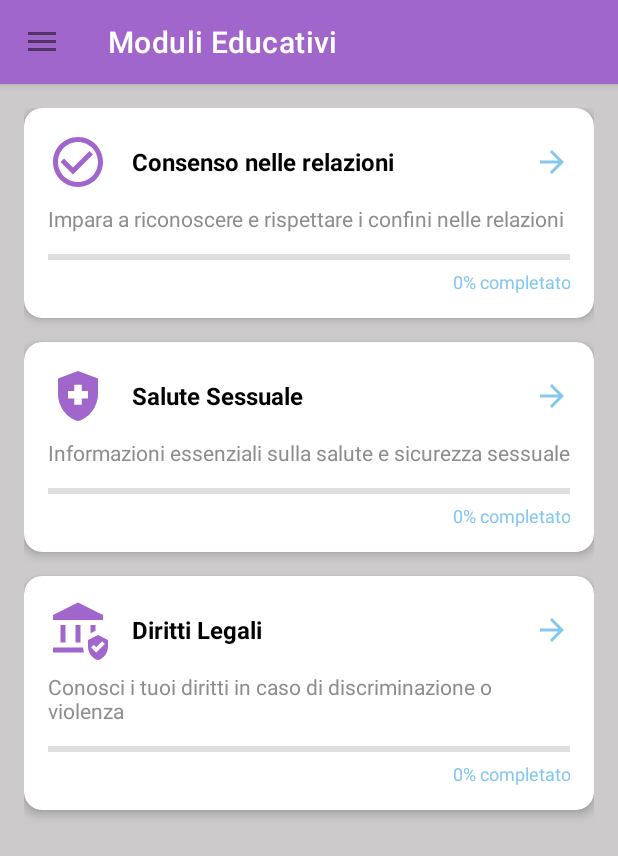
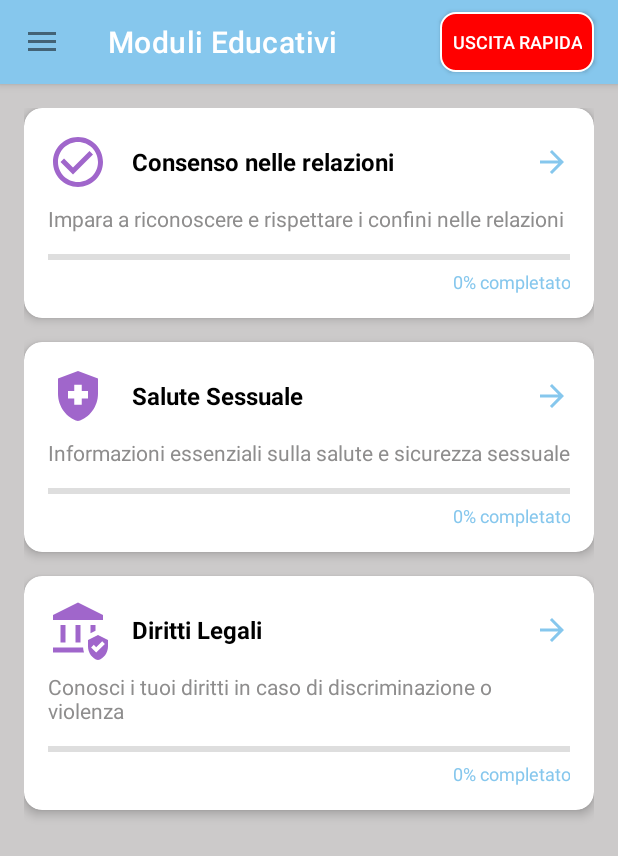
Before and after one commit to Valeferr/shieldus-app, an Android app: the screen it shows after launch (EducationActivity), in the side drawer, after a tap on "Educazione", on a phone screen of 412 x 824 dp. Shown: the top 856 px of the screen. Run offline under Robolectric (Android 15) with nearby library versions, the phone set to English and light mode, and no system bars.

Commit message:
add new toolbar with quick exit button to BaseActivity for all pages

```diff
--- a/app/src/main/java/com/example/shieldus/activities/BaseActivity.java
+++ b/app/src/main/java/com/example/shieldus/activities/BaseActivity.java
@@ -6,13 +6,14 @@ import androidx.appcompat.app.AlertDialog;
 import androidx.appcompat.app.AppCompatActivity;
 import androidx.core.view.GravityCompat;
 import androidx.drawerlayout.widget.DrawerLayout;
-
 import android.content.Intent;
+import android.net.Uri;
 import android.os.Bundle;
 import android.view.MenuItem;
 import android.view.View;
+import android.widget.Button;
 import android.widget.TextView;
-
+import android.widget.Toast;
 import com.example.shieldus.R;
 import com.google.android.material.appbar.MaterialToolbar;
 import com.google.android.material.navigation.NavigationView;
@@ -22,12 +23,12 @@ public abstract class BaseActivity extends AppCompatActivity implements Navigati
     protected DrawerLayout drawerLayout;
     protected NavigationView navigationView;
     protected MaterialToolbar toolbar;
+    protected Button btnExit;
     protected boolean isAnonymous;
 
     @Override
     protected void onCreate(Bundle savedInstanceState) {
         super.onCreate(savedInstanceState);
-
     }
 
     protected void setupNavigationDrawer() {
@@ -53,14 +54,43 @@ public abstract class BaseActivity extends AppCompatActivity implements Navigati
         }
 
         updateNavHeader();
+        setupQuickExitButton();
+    }
+
+    protected void setupQuickExitButton() {
+        btnExit = findViewById(R.id.btnExit);
+        if (btnExit != null) {
+            btnExit.setOnClickListener(v -> performQuickExit());
+        }
+    }
+
+    protected void performQuickExit() {
+        try {
+            String googleUrl = "https://www.google.com";
+            Intent browserIntent = new Intent(Intent.ACTION_VIEW, Uri.parse(googleUrl));
+
+            if (browserIntent.resolveActivity(getPackageManager()) != null) {
+                browserIntent.addFlags(Intent.FLAG_ACTIVITY_NEW_TASK | Intent.FLAG_ACTIVITY_CLEAR_TOP);
+                startActivity(browserIntent);
+
+                finishAffinity();
+                System.exit(0);
+            } else {
+                Toast.makeText(this, "Nessun browser disponibile, chiusura dell'app...", Toast.LENGTH_SHORT).show();
+                finishAffinity();
+                System.exit(0);
+            }
+        } catch (Exception e) {
+            finishAffinity();
+            System.exit(0);
+        }
     }
 
     protected void updateNavHeader() {
         View headerView = navigationView.getHeaderView(0);
         TextView textViewEmail = headerView.findViewById(R.id.textViewEmail);
 
-        // Qui puoi impostare l'email dell'utente loggato
-        // Esempio: textViewEmail.setText(user.getEmail());
+        //TODO: logica login
     }
 
     @Override
--- a/app/src/main/java/com/example/shieldus/activities/HomeActivity.java
+++ b/app/src/main/java/com/example/shieldus/activities/HomeActivity.java
@@ -1,25 +1,17 @@
 package com.example.shieldus.activities;
 
 import android.content.Intent;
-import android.net.Uri;
 import android.os.Bundle;
-import android.widget.Button;
 import android.widget.LinearLayout;
-import android.widget.Toast;
-
 import com.example.shieldus.R;
 
 public class HomeActivity extends BaseActivity {
-
     private LinearLayout btnEducation, btnMap, btnEmergency, btnChatbot;
-    private Button btnExit;
 
     @Override
     protected void onCreate(Bundle savedInstanceState) {
         super.onCreate(savedInstanceState);
         setContentView(R.layout.activity_home);
-
-        // Setup navigation drawer
         setupNavigationDrawer();
         setToolbarTitle("ShieldUs");
 
@@ -28,25 +20,13 @@ public class HomeActivity extends BaseActivity {
     }
 
     private void initViews() {
-        btnExit = findViewById(R.id.btnExit);
-        btnExit.setOnClickListener(v -> {
-            String googleUrl = "https://www.google.com";
-            Intent browserIntent = new Intent(Intent.ACTION_VIEW, Uri.parse(googleUrl));
-
-            if (browserIntent.resolveActivity(getPackageManager()) != null) {
-                startActivity(browserIntent);
-            } else {
-                Toast.makeText(this, "Nessun browser disponibile", Toast.LENGTH_SHORT).show();
-            }
-        });
-    }
-
-    private void setupFunctionButtons() {
         btnEducation = findViewById(R.id.btnEducation);
         btnMap = findViewById(R.id.btnMap);
         btnEmergency = findViewById(R.id.btnEmergency);
         btnChatbot = findViewById(R.id.btnChatbot);
+    }
 
+    private void setupFunctionButtons() {
         btnEducation.setOnClickListener(v -> startActivity(new Intent(this, EducationActivity.class)));
         btnMap.setOnClickListener(v -> startActivity(new Intent(this, MapActivity.class)));
         btnEmergency.setOnClickListener(v -> startActivity(new Intent(this, EmergencyActivity.class)));
--- a/app/src/main/res/drawable/button_exit.xml
+++ b/app/src/main/res/drawable/button_exit.xml
@@ -1,11 +1,21 @@
 <?xml version="1.0" encoding="utf-8"?>
-<shape xmlns:android="http://schemas.android.com/apk/res/android"
-    android:shape="rectangle">
-    <solid android:color="@color/error"/>
-    <corners android:radius="10dp"/>
+<!-- res/drawable/button_exit.xml -->
+<selector xmlns:android="http://schemas.android.com/apk/res/android">
 
-    <stroke
-        android:width="1dp"
-        android:color="@color/black"
-        />
-</shape>
+    <item android:state_pressed="true">
+        <shape android:shape="rectangle">
+            <solid android:color="#CC0000"/>
+            <corners android:radius="10dp"/>
+            <stroke android:width="1dp" android:color="@color/white"/>
+        </shape>
+    </item>
+
+    <item>
+        <shape android:shape="rectangle">
+            <solid android:color="#FF0000"/>
+            <corners android:radius="10dp"/>
+            <stroke android:width="1dp" android:color="@color/white"/>
+        </shape>
+    </item>
+
+</selector>
--- a/app/src/main/res/layout/activity_education.xml
+++ b/app/src/main/res/layout/activity_education.xml
@@ -19,12 +19,8 @@
             android:layout_height="wrap_content"
             android:background="@color/primary_purple">
 
-            <com.google.android.material.appbar.MaterialToolbar
-                android:id="@+id/toolbar"
-                android:layout_width="match_parent"
-                android:layout_height="?attr/actionBarSize"
-                app:navigationIcon="@drawable/ic_arrow_back"
-                app:titleTextColor="@color/white" />
+            <include layout="@layout/toolbar_with_exit" />
+
         </com.google.android.material.appbar.AppBarLayout>
 
         <androidx.recyclerview.widget.RecyclerView
--- /dev/null
+++ b/app/src/main/res/layout/toolbar_with_exit.xml
@@ -0,0 +1,29 @@
+<?xml version="1.0" encoding="utf-8"?>
+<com.google.android.material.appbar.MaterialToolbar
+    xmlns:android="http://schemas.android.com/apk/res/android"
+    xmlns:app="http://schemas.android.com/apk/res-auto"
+    android:id="@+id/toolbar"
+    android:layout_width="match_parent"
+    android:layout_height="?attr/actionBarSize"
+    android:background="@color/primary_blue_light"
+    android:elevation="8dp"
+    app:navigationIcon="@drawable/ic_menu"
+    app:titleTextColor="@color/white">
+
+    <androidx.appcompat.widget.AppCompatButton
+        android:id="@+id/btnExit"
+        android:layout_width="wrap_content"
+        android:layout_height="40dp"
+        android:layout_gravity="end"
+        android:layout_marginEnd="16dp"
+        android:text="Uscita rapida"
+        android:textColor="@color/white"
+        android:textSize="12sp"
+        android:background="@drawable/button_exit"
+        android:padding="8dp"
+        android:minWidth="100dp"
+        android:contentDescription="Pulsante di uscita rapida per nascondere l'applicazione"
+        app:strokeColor="@color/white"
+        app:strokeWidth="1dp"/>
+
+</com.google.android.material.appbar.MaterialToolbar>
```
Also changed, not shown: app/src/main/res/layout/activity_base.xml (+3 -11 lines), app/src/main/res/layout/activity_chatbot.xml (+1 -8 lines), app/src/main/res/layout/activity_home.xml (+1 -23 lines), app/src/main/res/layout/activity_module_intro.xml (+1 -8 lines), app/src/main/res/layout/activity_quiz.xml (+7 -14 lines), app/src/main/res/layout/activity_quiz_results.xml (+1 -8 lines).
